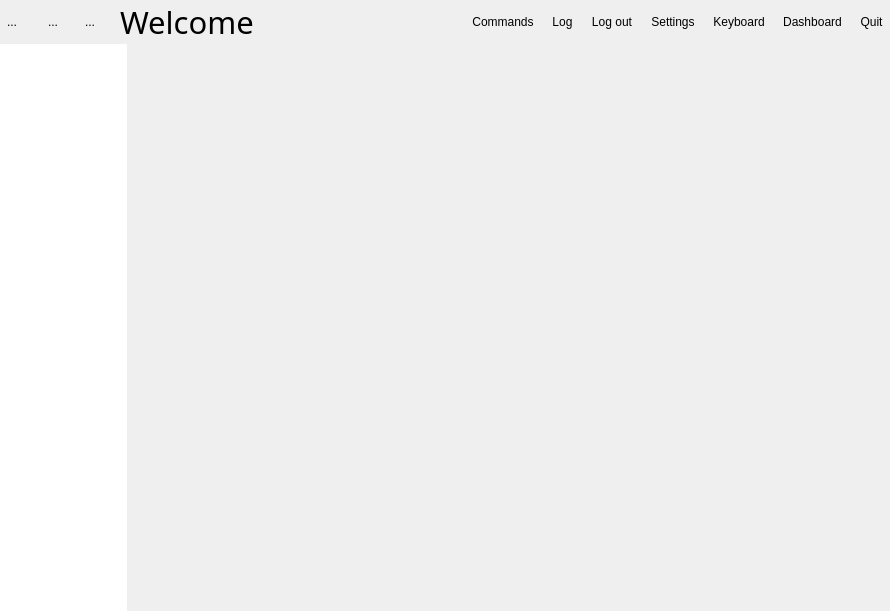
Qt form Include/imtgui/CThumbnailDecoratorGuiComp.ui (ImagingTools/ImtCore) before a commit.
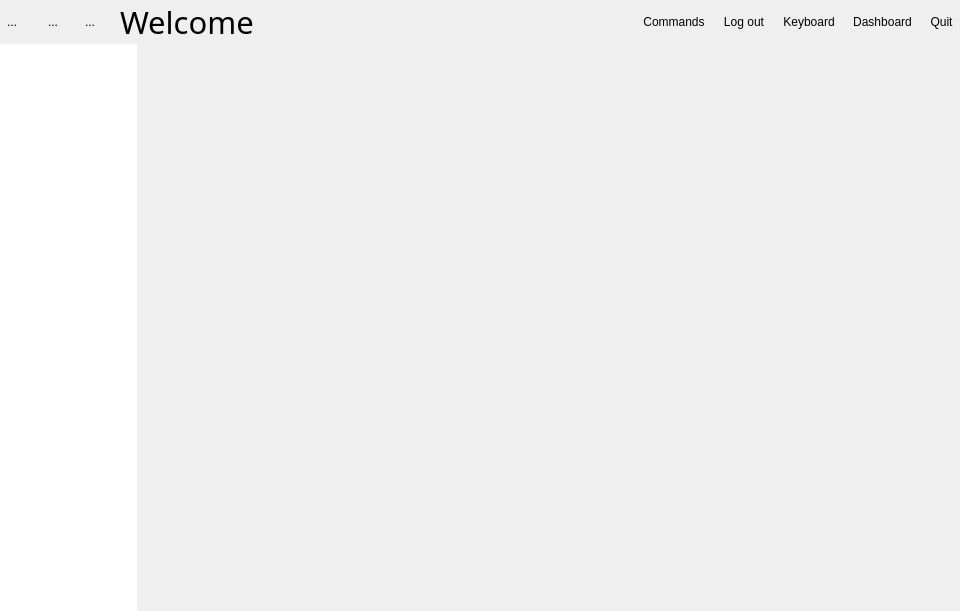
The same form after that commit. Icons and pictures are not drawn.

```diff
--- a/Include/imtgui/CThumbnailDecoratorGuiComp.ui
+++ b/Include/imtgui/CThumbnailDecoratorGuiComp.ui
@@ -6,7 +6,7 @@
    <rect>
     <x>0</x>
     <y>0</y>
-    <width>890</width>
+    <width>960</width>
     <height>611</height>
    </rect>
   </property>
@@ -288,29 +288,6 @@
             </property>
            </widget>
           </item>
-          <item>
-           <widget class="QToolButton" name="LogButton">
-            <property name="text">
-             <string>Log</string>
-            </property>
-            <property name="icon">
-             <iconset resource="imtgui.qrc">
-              <normaloff>:/Icons/Ok</normaloff>:/Icons/Ok</iconset>
-            </property>
-            <property name="iconSize">
-             <size>
-              <width>24</width>
-              <height>24</height>
-             </size>
-            </property>
-            <property name="shortcut">
-             <string/>
-            </property>
-            <property name="autoRaise">
-             <bool>true</bool>
-            </property>
-           </widget>
-          </item>
           <item>
            <widget class="QToolButton" name="LoginControlButton">
             <property name="text">
@@ -334,32 +311,6 @@
             </property>
            </widget>
           </item>
-          <item>
-           <widget class="QToolButton" name="SettingsButton">
-            <property name="enabled">
-             <bool>true</bool>
-            </property>
-            <property name="text">
-             <string>Settings</string>
-            </property>
-            <property name="icon">
-             <iconset resource="imtgui.qrc">
-              <normaloff>:/Icons/Settings</normaloff>:/Icons/Settings</iconset>
-            </property>
-            <property name="iconSize">
-             <size>
-              <width>24</width>
-              <height>24</height>
-             </size>
-            </property>
-            <property name="shortcut">
-             <string/>
-            </property>
-            <property name="autoRaise">
-             <bool>true</bool>
-            </property>
-           </widget>
-          </item>
           <item>
            <widget class="QToolButton" name="KeyboardButton">
             <property name="text">
```
Left out of the diff: 28 changed lines with no effect on the pictures.
